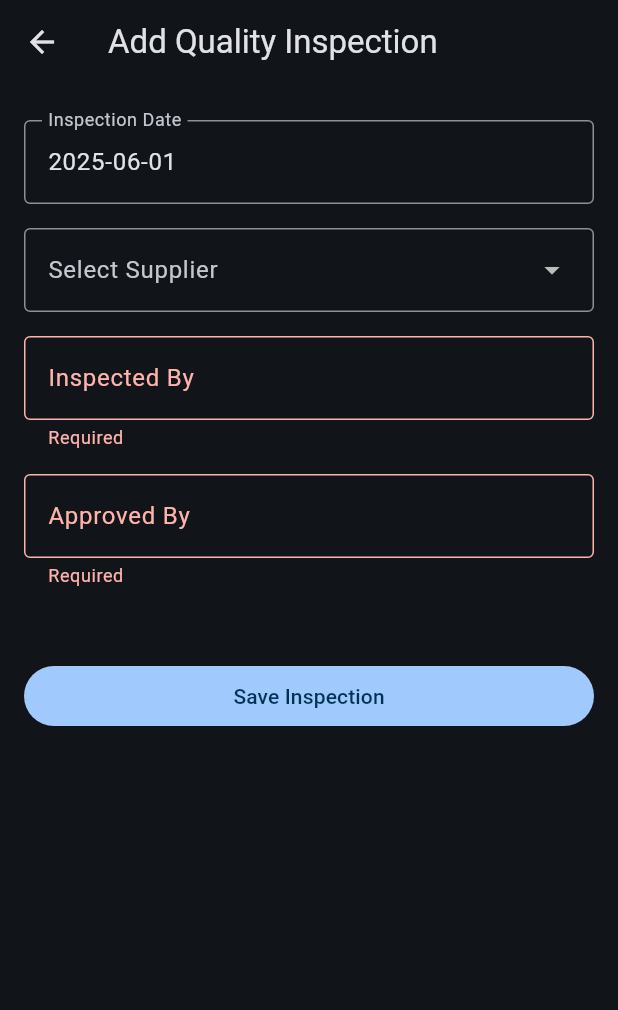
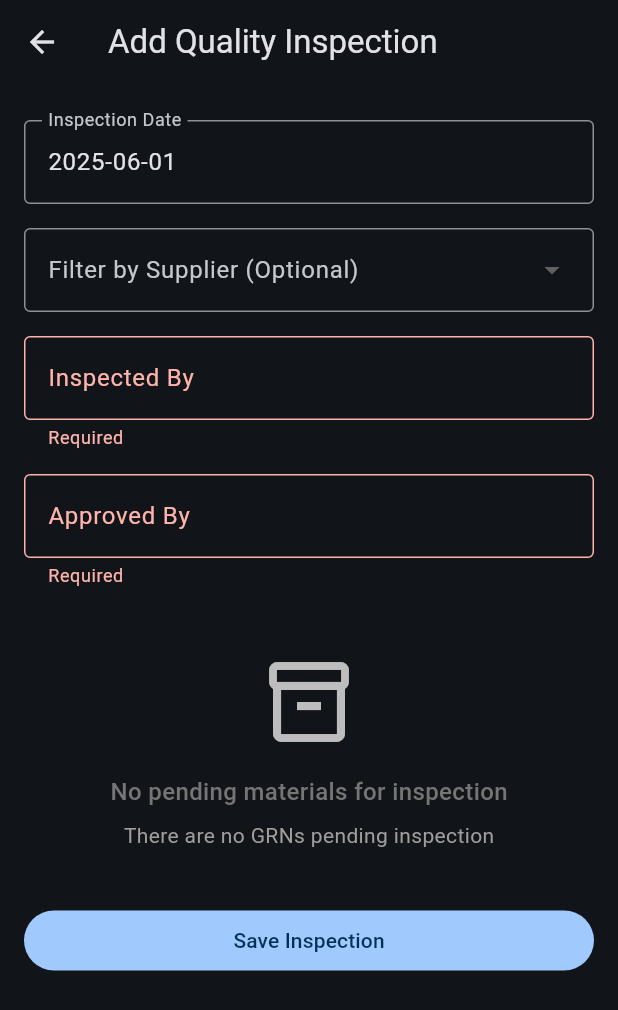
Before and after one commit to manoj1749/mpt_ims, a Flutter app: the AddQualityInspectionPage screen opened directly, after a tap on "Save Inspection", on a phone screen of 412 x 824 dp. Shown: the top 1010 px of the screen. Run offline on Flutter 3.47's test engine with Material 3 defaults, Android fonts, the phone set to English and light mode, and no system bars; our stand-ins replace csv, dropdown_button2, firebase_auth, firebase_core, flutter_riverpod, hive and 1 more; missing offline and left inert: pluto_grid; accounts and stored records are empty; generated files the repository leaves out were written again; statements that could not run were skipped.

Commit message:
quality inspection

```diff
--- a/lib/pages/quality/add_quality_inspection_page.dart
+++ b/lib/pages/quality/add_quality_inspection_page.dart
@@ -16,6 +16,14 @@ import '../../provider/universal_parameter_provider.dart';
 import '../../provider/purchase_order.dart';
 import '../../provider/purchase_request_provider.dart';
 import 'dart:convert';
+import '../../models/pr_item.dart';
+import '../../models/po_item.dart';
+import '../../models/purchase_order.dart';
+import '../../models/purchase_request.dart';
+import '../../models/category.dart';
+import '../../provider/vendor_material_rate_provider.dart';
+import '../../provider/category_provider.dart';
+import 'package:collection/collection.dart';
 
 class AddQualityInspectionPage extends ConsumerStatefulWidget {
   const AddQualityInspectionPage({super.key});
@@ -34,7 +42,6 @@ class _AddQualityInspectionPageState
 
   Supplier? selectedSupplier;
   List<InspectionItem> _items = [];
-  Map<String, Map<String, bool>> selectedPOs = {};
 
   @override
   void initState() {
@@ -42,6 +49,11 @@ class _AddQualityInspectionPageState
     // Set current date as default inspection date
     _inspectionDateController.text =
         DateFormat('yyyy-MM-dd').format(DateTime.now());
+
+    // Load all pending items when page opens
+    WidgetsBinding.instance.addPostFrameCallback((_) {
+      _loadAllPendingItems();
+    });
   }
 
   @override
@@ -52,43 +64,20 @@ class _AddQualityInspectionPageState
     super.dispose();
   }
 
-  void _onSupplierSelected(Supplier supplier) {
+  void _loadAllPendingItems() {
     final materials = ref.read(materialListProvider);
-    final inwards = ref
-        .watch(storeInwardProvider)
-        .where((inward) => inward.supplierName == supplier.name)
-        .toList();
-
-    // Show message if no GRNs found for supplier
-    if (inwards.isEmpty) {
-      if (mounted) {
-        ScaffoldMessenger.of(context).showSnackBar(
-          const SnackBar(
-            content: Text('No pending GRNs found for this supplier'),
-            duration: Duration(seconds: 3),
-          ),
-        );
-      }
-      setState(() {
-        selectedSupplier = supplier;
-        _items = [];
-      });
-      return;
-    }
-
+    final inwards = ref.watch(storeInwardProvider);
     final inspections = ref.watch(qualityInspectionProvider);
+    final categories = ref.watch(categoryListProvider);
     ref.read(purchaseOrderListProvider);
     ref.read(purchaseRequestListProvider);
 
     // Group items by material and PO
     final materialPOItems = <String, Map<String, List<Map<String, dynamic>>>>{};
-    final grnInfo = <String,
-        Map<String,
-            Map<String, String>>>{}; // materialCode -> poNo -> grnNo -> grnInfo
+    final grnInfo = <String, Map<String, Map<String, String>>>{};
 
     // Track inspected quantities per material and PO
-    final inspectedQtys =
-        <String, Map<String, double>>{}; // materialCode -> poNo -> inspectedQty
+    final inspectedQtys = <String, Map<String, double>>{};
 
     // First, gather all inspected quantities
     for (var inspection in inspections) {
@@ -109,6 +98,30 @@ class _AddQualityInspectionPageState
     // Now process GRNs and check against inspected quantities
     for (var grn in inwards) {
       for (var inwardItem in grn.items) {
+        // Find the material to get its category
+        final material = materials.firstWhere(
+          (m) => m.partNo == inwardItem.materialCode || m.slNo == inwardItem.materialCode,
+          orElse: () => MaterialItem(
+            slNo: inwardItem.materialCode,
+            description: inwardItem.materialDescription,
+            partNo: inwardItem.materialCode,
+            unit: inwardItem.unit,
+            category: 'General',
+            subCategory: '',
+          ),
+        );
+
+        // Get the category settings
+        final category = categories.firstWhere(
+          (c) => c.name == material.category,
+          orElse: () => Category(name: material.category),
+        );
+
+        // Skip items that don't require quality inspection
+        if (!category.requiresQualityCheck) {
+          continue;
+        }
+
         materialPOItems.putIfAbsent(inwardItem.materialCode, () => {});
         grnInfo.putIfAbsent(inwardItem.materialCode, () => {});
 
@@ -129,8 +142,7 @@ class _AddQualityInspectionPageState
               'materialDescription': inwardItem.materialDescription,
               'unit': inwardItem.unit,
               'costPerUnit': inwardItem.costPerUnit,
-              'quantity':
-                  receivedQty - inspectedQty, // Only include remaining quantity
+              'quantity': receivedQty - inspectedQty,
             };
 
             materialPOItems[inwardItem.materialCode]!
@@ -151,7 +163,6 @@ class _AddQualityInspectionPageState
     }
 
     setState(() {
-      selectedSupplier = supplier;
       _items = [];
 
       // Process each material
@@ -216,7 +227,7 @@ class _AddQualityInspectionPageState
             category: material.category,
             receivedQty: poQuantities.values
                 .fold(0.0, (sum, qty) => sum + qty.receivedQty),
-            costPerUnit: double.tryParse(firstItemData['costPerUnit']) ?? 0.0,
+            costPerUnit: double.parse(firstItemData['costPerUnit']),
             totalCost: poQuantities.values.fold(
                 0.0,
                 (sum, qty) =>
@@ -244,6 +255,29 @@ class _AddQualityInspectionPageState
     });
   }
 
+  void _onSupplierSelected(Supplier? supplier) {
+    setState(() {
+      selectedSupplier = supplier;
+
+      if (supplier == null) {
+        // If supplier is cleared, show all items
+        _loadAllPendingItems();
+      } else {
+        // Filter items for selected supplier
+        _items = _items.where((item) {
+          // Check if any PO for this item belongs to the selected supplier
+          return item.poQuantities.keys.any((poNo) {
+            final inward = ref.read(storeInwardProvider).firstWhere(
+              (inward) => inward.poNo.split(', ').contains(poNo),
+              orElse: () => throw Exception('GRN not found'),
+            );
+            return inward.supplierName == supplier.name;
+          });
+        }).toList();
+      }
+    });
+  }
+
   @override
   Widget build(BuildContext context) {
     final suppliers = ref.watch(supplierListProvider);
@@ -261,17 +295,22 @@ class _AddQualityInspectionPageState
               buildTextField(_inspectionDateController, 'Inspection Date',
                   isDate: true),
 
-              // Supplier Dropdown
+              // Optional Supplier Filter Dropdown
               Padding(
                 padding: const EdgeInsets.symmetric(vertical: 8),
-                child: DropdownButtonFormField2<Supplier>(
+                child: DropdownButtonFormField2<Supplier?>(
                   decoration: const InputDecoration(
-                    labelText: 'Select Supplier',
+                    labelText: 'Filter by Supplier (Optional)',
                     border: OutlineInputBorder(),
                   ),
                   isExpanded: true,
                   value: selectedSupplier,
-                  items: suppliers.map((supplier) {
+                  items: [
+                    const DropdownMenuItem<Supplier?>(
+                      value: null,
+                      child: Text('All Suppliers'),
+                    ),
+                    ...suppliers.map((supplier) {
                       return DropdownMenuItem<Supplier>(
                         value: supplier,
                         child: Text(
@@ -279,13 +318,9 @@ class _AddQualityInspectionPageState
                           overflow: TextOverflow.ellipsis,
                         ),
                       );
-                  }).toList(),
-                  onChanged: (value) {
-                    if (value != null) {
-                      _onSupplierSelected(value);
-                    }
-                  },
-                  validator: (value) => value == null ? 'Required' : null,
+                    }),
+                  ],
+                  onChanged: _onSupplierSelected,
                   dropdownStyleData: DropdownStyleData(
                     maxHeight: 300,
                     decoration: BoxDecoration(
@@ -304,7 +339,7 @@ class _AddQualityInspectionPageState
               const SizedBox(height: 20),
 
               // Material Groups
-              if (_items.isEmpty && selectedSupplier != null)
+              if (_items.isEmpty)
                 Center(
                   child: Padding(
                     padding: const EdgeInsets.all(16.0),
@@ -327,7 +362,9 @@ class _AddQualityInspectionPageState
                         ),
                         const SizedBox(height: 8),
                         Text(
-                          'There are no GRNs pending inspection for this supplier',
+                          selectedSupplier != null
+                              ? 'No pending items for ${selectedSupplier!.name}'
+                              : 'There are no GRNs pending inspection',
                           style: TextStyle(
                             fontSize: 14,
                             color: Colors.grey[500],
```
Lines whose indentation alone changed are shown as unchanged.
